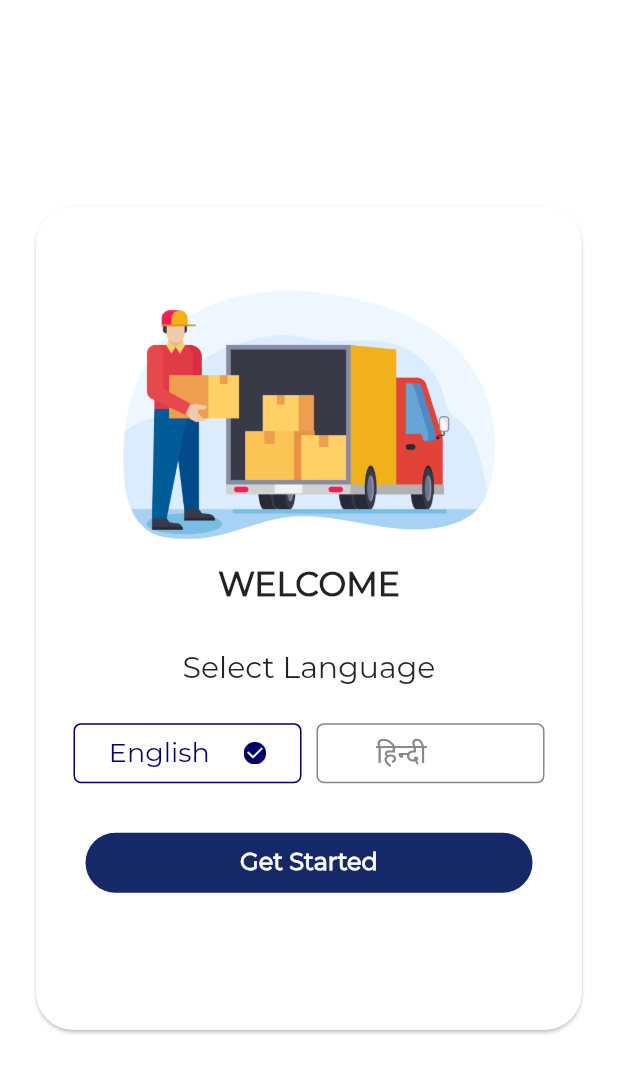
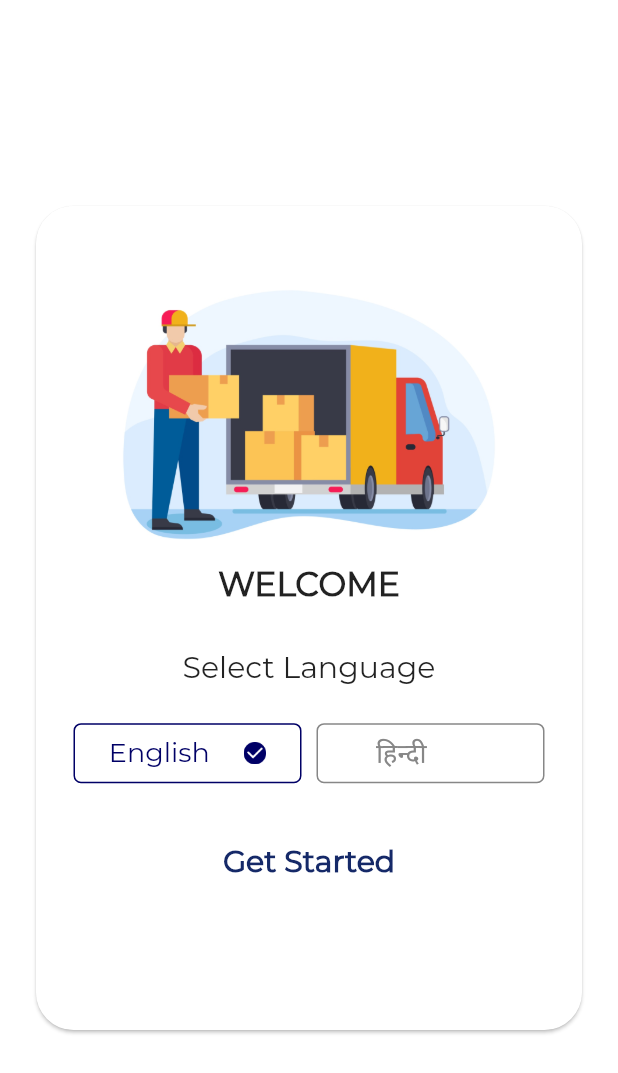
Before and after one commit to liveasy97/driverApp, a Flutter app: the screen it shows after launch, on a phone screen of 412 x 824 dp. Shown: the top 1073 px of the screen. Run offline on Flutter 3.47's test engine with Material 2 defaults, Android fonts, the phone set to English and light mode, and no system bars; drawn by our look-alikes of overlay_support; our stand-ins replace connectivity, firebase_auth, firebase_core, firebase_messaging, flutter_easyloading, geolocator and 6 more; missing offline and left inert: flutter_background_service, flutter_background_service_android, flutter_config, onesignal_flutter, visibility_aware_state; accounts and stored records are empty.

Commit message:
UI changes in get started button

```diff
--- a/lib/widgets/buttons/getStartedButton.dart
+++ b/lib/widgets/buttons/getStartedButton.dart
@@ -1,15 +1,8 @@
-import 'dart:async';
+import 'package:driver_app/constants/color.dart';
+import 'package:driver_app/constants/fontWeights.dart';
+import 'package:driver_app/constants/spaces.dart';
 import 'package:flutter/material.dart';
-import 'package:get/get_core/src/get_main.dart';
-import 'package:driver_app/constants/color.dart';
-import 'package:driver_app/constants/fontSize.dart';
-import 'package:driver_app/constants/fontWeights.dart';
-import 'package:driver_app/constants/radius.dart';
-import 'package:driver_app/constants/spaces.dart';
 import 'package:get/get.dart';
-import 'package:driver_app/screens/LoginScreens/loginScreen.dart';
-import 'package:driver_app/screens/navigationScreen.dart';
-import 'package:driver_app/widgets/loadingWidgets/bottomProgressBarIndicatorWidget.dart';
 
 class GetStartedButton extends StatefulWidget {
   Function? onTapNext;
@@ -23,26 +16,57 @@ class GetStartedButton extends StatefulWidget {
 class _GetStartedButtonState extends State<GetStartedButton> {
   @override
   Widget build(BuildContext context) {
-    return TextButton(
-        // highlightColor: Colors.transparent,
-        onPressed: () {
-          widget.onTapNext!();
-        },
-        child: Container(
-          height: space_8,
-          decoration: BoxDecoration(
-            color: darkBlueColor,
-            borderRadius: BorderRadius.circular(radius_6),
+    double width = MediaQuery.of(context).size.width;
+    double height = MediaQuery.of(context).size.height;
+    return Positioned(
+      left: space_5,
+      top: height * 0.76,
+      child: SizedBox(
+        width: width * 0.8,
+        height: space_11,
+        child: TextButton(
+          style: ButtonStyle(
+            shape: MaterialStateProperty.all<RoundedRectangleBorder>(
+                RoundedRectangleBorder(
+                    borderRadius: BorderRadius.circular(50))),
+            backgroundColor: MaterialStateProperty.all<Color>(white),
           ),
-          child: Center(
-            child: Text(
-              'getStarted'.tr,
-              // "Get Started",
-              style: TextStyle(
-                  color: white, fontWeight: mediumBoldWeight, fontSize: size_8),
+          onPressed: () {
+            widget.onTapNext!();
+          },
+          child: Text(
+            'getStarted'.tr,
+            textAlign: TextAlign.center,
+            style: TextStyle(
+              color: darkBlueColor,
+              fontSize: space_4,
+              fontFamily: 'Montserrat',
+              fontWeight: mediumBoldWeight,
             ),
           ),
-        ));
+        ),
+      ),
+    );
+    // TextButton(
+    //   // highlightColor: Colors.transparent,
+    //   onPressed: () {
+    //     widget.onTapNext!();
+    //   },
+    //   child: Container(
+    //     height: space_8,
+    //     decoration: BoxDecoration(
+    //       color: darkBlueColor,
+    //       borderRadius: BorderRadius.circular(radius_6),
+    //     ),
+    //     child: Center(
+    //       child: Text(
+    //         'getStarted'.tr,
+    //         // "Get Started",
+    //         style: TextStyle(
+    //             color: white, fontWeight: mediumBoldWeight, fontSize: size_8),
+    //       ),
+    //     ),
+    //   ));
     //   GestureDetector(
     //   onTap: (){
     //     widget.onTapNext!();
```
